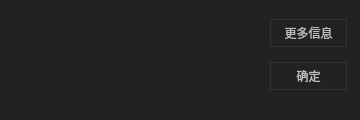
Before: the Qt Designer form aboutwindow.ui in ZzzzzzS/Serial-oscilloscope, drawn with Qt 5.
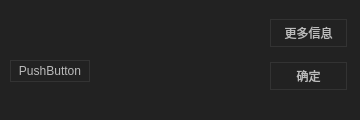
After: the same form once the commit is applied.

Commit message: 串口示波器0.9git测试1

What changed in the file:
```diff
--- a/aboutwindow.ui
+++ b/aboutwindow.ui
@@ -1019,6 +1019,19 @@
     </item>
    </layout>
   </widget>
+  <widget class="QPushButton" name="pushButton_3">
+   <property name="geometry">
+    <rect>
+     <x>10</x>
+     <y>60</y>
+     <width>80</width>
+     <height>22</height>
+    </rect>
+   </property>
+   <property name="text">
+    <string>PushButton</string>
+   </property>
+  </widget>
  </widget>
  <resources/>
  <connections/>
```
